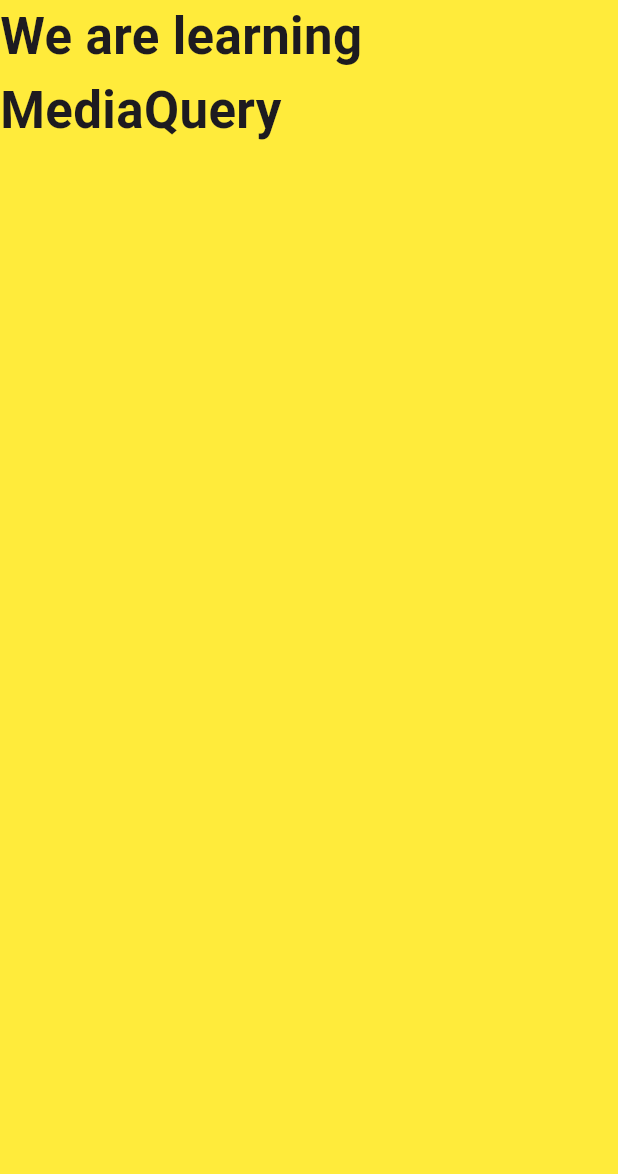
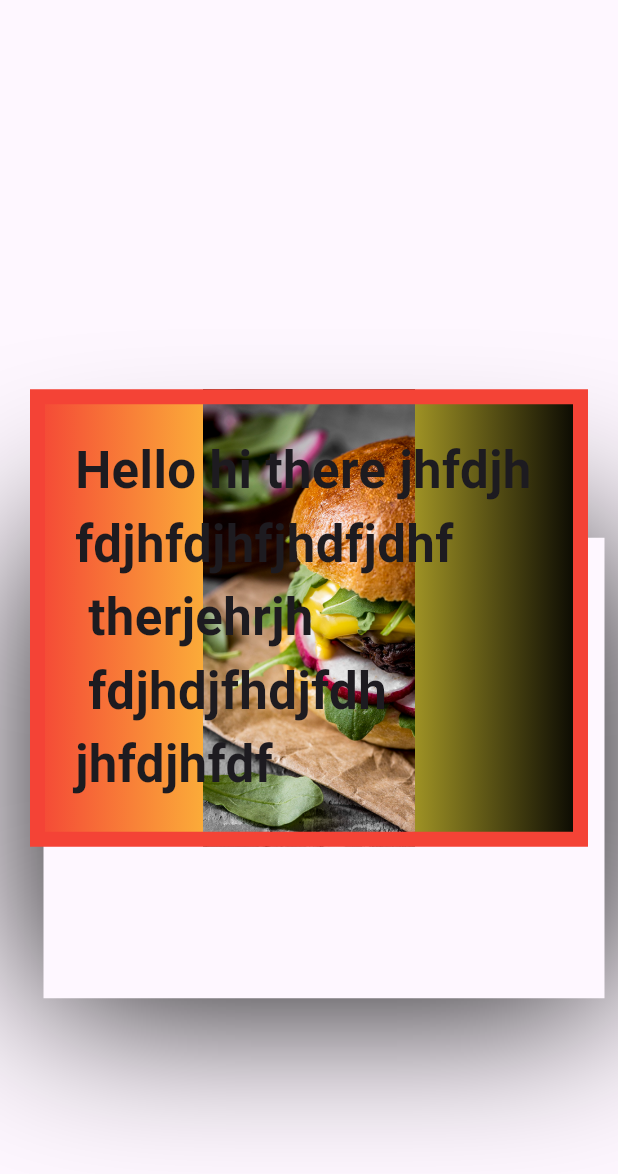
Before and after one commit to Virenvkj/bottom_bar, a Flutter app: the screen it shows after launch, on a phone screen of 412 x 824 dp. Shown: the top 1174 px of the screen. Run offline on Flutter 3.47's test engine with Material 3 defaults, Android fonts, the phone set to English and light mode, and no system bars.

Commit message:
feat: learn container

```diff
--- a/lib/screens/onboarding/media_query_ex.dart
+++ b/lib/screens/onboarding/media_query_ex.dart
@@ -13,11 +13,41 @@ class _MediaQueryExState extends State<MediaQueryEx> {
     return Scaffold(
       body: Center(
         child: Container(
-          height:  MediaQuery.of(context).size.height,
-          width: MediaQuery.of(context).size.width,
-          color: Colors.yellow,
+          decoration: BoxDecoration(
+            color: Colors.yellow,
+            border: Border.all(
+              color: Colors.red,
+              width: 10,
+              strokeAlign: BorderSide.strokeAlignInside,
+            ),
+            image: const DecorationImage(
+              image: ExactAssetImage(
+                'assets/images/onboarding.png',
+              ),
+            ),
+            gradient: const LinearGradient(colors: [
+              Colors.red,
+              Colors.yellow,
+              Colors.black,
+            ]),
+            shape: BoxShape.rectangle,
+            boxShadow: const [
+              BoxShadow(
+                blurRadius: 100,
+                blurStyle: BlurStyle.outer,
+                spreadRadius: 1,
+                offset: Offset(10, 100),
+                color: Colors.black,
+              ),
+            ],
+          ),
+          margin: const EdgeInsets.symmetric(
+            horizontal: 20,
+            vertical: 10,
+          ),
+          padding: const EdgeInsets.all(20),
           child: const Text(
-            "We are learning MediaQuery",
+            "Hello hi there jhfdjhfdjhfdjhfjhdfjdhf\n therjehrjh \n fdjhdjfhdjfdh jhfdjhfdf",
             style: TextStyle(
               fontSize: 34,
               fontWeight: FontWeight.bold,
```
